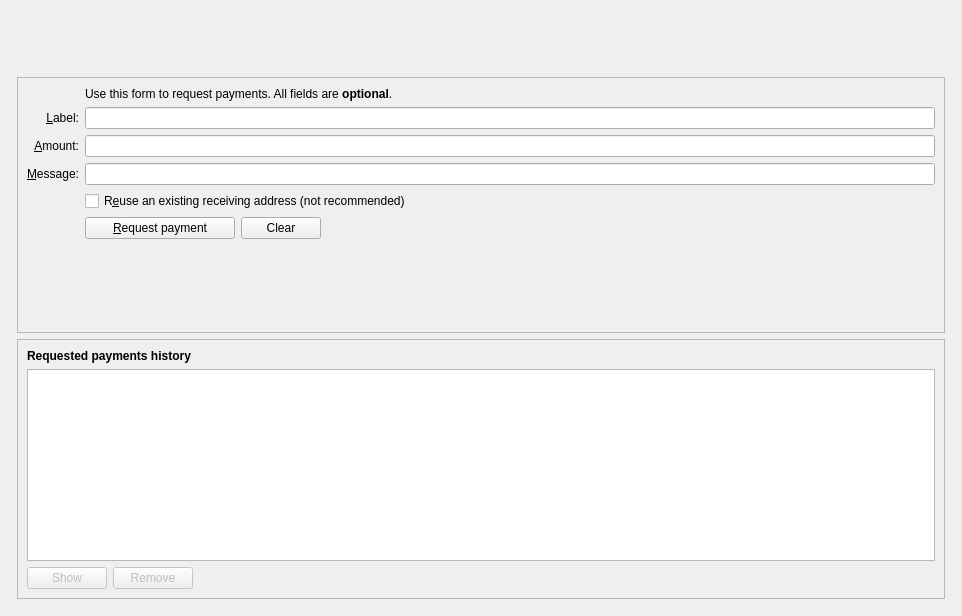
First picture: the form in src/qt/forms/receivecoinsdialog.ui, repository Byronteam/Byron, before the edit.
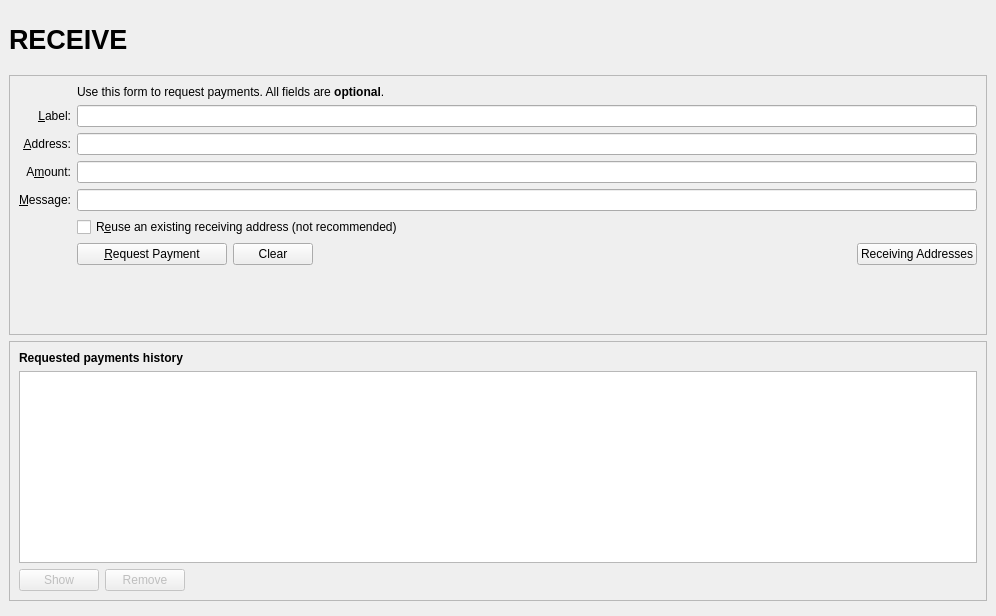
Second picture: the form after the edit. Icons and pictures are not drawn. Custom widgets are drawn as their Qt base class.

What changed in the file:
```diff
--- a/src/qt/forms/receivecoinsdialog.ui
+++ b/src/qt/forms/receivecoinsdialog.ui
@@ -6,12 +6,25 @@
    <rect>
     <x>0</x>
     <y>0</y>
-    <width>962</width>
+    <width>996</width>
     <height>616</height>
    </rect>
   </property>
   <layout class="QVBoxLayout" name="verticalLayout" stretch="0">
+   <property name="leftMargin">
+    <number>0</number>
+   </property>
+   <property name="topMargin">
+    <number>0</number>
+   </property>
+   <property name="rightMargin">
+    <number>0</number>
+   </property>
+   <property name="bottomMargin">
+    <number>0</number>
+   </property>
    <item>
+    <widget class="QFrame" name="frame_BG">
     <layout class="QVBoxLayout" name="verticalLayout_Master" stretch="0,1">
      <property name="spacing">
       <number>0</number>
@@ -32,7 +45,33 @@
          <number>0</number>
         </property>
         <item>
-         <layout class="QHBoxLayout" name="horizontalLayout_Header" stretch="1,0">
+          <layout class="QHBoxLayout" name="horizontalLayout_Header" stretch="1,0,1">
+           <item>
+            <widget class="QLabel" name="labelOverviewHeaderLeft">
+             <property name="minimumSize">
+              <size>
+               <width>464</width>
+               <height>60</height>
+              </size>
+             </property>
+             <property name="maximumSize">
+              <size>
+               <width>16777215</width>
+               <height>60</height>
+              </size>
+             </property>
+             <property name="font">
+              <font>
+               <pointsize>20</pointsize>
+               <weight>75</weight>
+               <bold>true</bold>
+              </font>
+             </property>
+             <property name="text">
+              <string>RECEIVE</string>
+             </property>
+            </widget>
+           </item>
           <item>
            <spacer name="horizontalSpacer_3">
             <property name="orientation">
@@ -79,16 +118,16 @@
       </widget>
      </item>
      <item>
-      <widget class="QFrame" name="frame_BG">
+       <widget class="QFrame" name="frame_BG_Content">
        <layout class="QVBoxLayout" name="verticalLayout_5">
         <property name="leftMargin">
-         <number>6</number>
+          <number>0</number>
         </property>
         <property name="topMargin">
          <number>6</number>
         </property>
         <property name="rightMargin">
-         <number>6</number>
+          <number>0</number>
         </property>
         <property name="bottomMargin">
          <number>6</number>
@@ -110,53 +149,6 @@
           <layout class="QVBoxLayout" name="verticalLayout_3">
            <item>
             <layout class="QGridLayout" name="gridLayout">
-             <item row="7" column="2">
-              <widget class="QCheckBox" name="reuseAddress">
-               <property name="toolTip">
-                <string>Reuse one of the previously used receiving addresses.&lt;br&gt;Reusing addresses has security and privacy issues.&lt;br&gt;Do not use this unless re-generating a payment request made before.</string>
-               </property>
-               <property name="text">
-                <string>R&amp;euse an existing receiving address (not recommended)</string>
-               </property>
-              </widget>
-             </item>
-             <item row="7" column="0">
-              <widget class="QLabel" name="label_4">
-               <property name="text">
-                <string/>
-               </property>
-              </widget>
-             </item>
-             <item row="6" column="0">
-              <widget class="QLabel" name="label_3">
-               <property name="toolTip">
-                <string>An optional message to attach to the payment request, which will be displayed when the request is opened. Note: The message will not be sent with the payment over the Byron network.</string>
-               </property>
-               <property name="text">
-                <string>&amp;Message:</string>
-               </property>
-               <property name="alignment">
-                <set>Qt::AlignRight|Qt::AlignTrailing|Qt::AlignVCenter</set>
-               </property>
-               <property name="buddy">
-                <cstring>reqMessage</cstring>
-               </property>
-              </widget>
-             </item>
-             <item row="4" column="2">
-              <widget class="QLineEdit" name="reqLabel">
-               <property name="toolTip">
-                <string>An optional label to associate with the new receiving address.</string>
-               </property>
-              </widget>
-             </item>
-             <item row="6" column="2">
-              <widget class="QLineEdit" name="reqMessage">
-               <property name="toolTip">
-                <string>An optional message to attach to the payment request, which will be displayed when the request is opened.&lt;br&gt;Note: The message will not be sent with the payment over the Byron network.</string>
-               </property>
-              </widget>
-             </item>
              <item row="2" column="2">
               <widget class="QLabel" name="label_5">
                <property name="text">
@@ -180,13 +172,52 @@
                </property>
               </widget>
              </item>
+              <item row="4" column="2">
+               <widget class="QLineEdit" name="reqLabel">
+                <property name="toolTip">
+                 <string>An optional label to associate with the new receiving address.</string>
+                </property>
+               </widget>
+              </item>
              <item row="5" column="0">
+               <widget class="QLabel" name="label_1">
+                <property name="toolTip">
+                 <string>Your receiving address. You can copy and use it to receive coins on this wallet. A new one will be generated once it is used.</string>
+                </property>
+                <property name="text">
+                 <string>&amp;Address:</string>
+                </property>
+                <property name="alignment">
+                 <set>Qt::AlignRight|Qt::AlignTrailing|Qt::AlignVCenter</set>
+                </property>
+                <property name="buddy">
+                 <cstring>reqAddress</cstring>
+                </property>
+               </widget>
+              </item>
+              <item row="5" column="2">
+               <widget class="QLineEdit" name="reqAddress">
+                <property name="minimumSize">
+                 <size>
+                  <width>80</width>
+                  <height>0</height>
+                 </size>
+                </property>
+                <property name="toolTip">
+                 <string>Your receiving address. You can copy and use it to receive coins on this wallet. A new one will be generated once it is used.</string>
+                </property>
+                <property name="readOnly">
+                 <bool>true</bool>
+                </property>
+               </widget>
+              </item>
+              <item row="6" column="0">
               <widget class="QLabel" name="label">
                <property name="toolTip">
                 <string>An optional amount to request. Leave this empty or zero to not request a specific amount.</string>
                </property>
                <property name="text">
-                <string>&amp;Amount:</string>
+                 <string>A&amp;mount:</string>
                </property>
                <property name="alignment">
                 <set>Qt::AlignRight|Qt::AlignTrailing|Qt::AlignVCenter</set>
@@ -196,7 +227,7 @@
                </property>
               </widget>
              </item>
-             <item row="5" column="2">
+              <item row="6" column="2">
               <widget class="BitcoinAmountField" name="reqAmount">
                <property name="minimumSize">
                 <size>
@@ -209,14 +240,54 @@
                </property>
               </widget>
              </item>
+              <item row="7" column="0">
+               <widget class="QLabel" name="label_3">
+                <property name="toolTip">
+                 <string>An optional message to attach to the payment request, which will be displayed when the request is opened. Note: The message will not be sent with the payment over the BYRON network.</string>
+                </property>
+                <property name="text">
+                 <string>&amp;Message:</string>
+                </property>
+                <property name="alignment">
+                 <set>Qt::AlignRight|Qt::AlignTrailing|Qt::AlignVCenter</set>
+                </property>
+                <property name="buddy">
+                 <cstring>reqMessage</cstring>
+                </property>
+               </widget>
+              </item>
+              <item row="7" column="2">
+               <widget class="QLineEdit" name="reqMessage">
+                <property name="toolTip">
+                 <string>An optional message to attach to the payment request, which will be displayed when the request is opened.&lt;br&gt;Note: The message will not be sent with the payment over the BYRON network.</string>
+                </property>
+               </widget>
+              </item>
              <item row="8" column="0">
-              <widget class="QLabel" name="label_7">
+               <widget class="QLabel" name="label_4">
                <property name="text">
                 <string/>
                </property>
               </widget>
              </item>
              <item row="8" column="2">
+               <widget class="QCheckBox" name="reuseAddress">
+                <property name="toolTip">
+                 <string>Reuse one of the previously used receiving addresses.&lt;br&gt;Reusing addresses has security and privacy issues.&lt;br&gt;Do not use this unless re-generating a payment request made before.</string>
+                </property>
+                <property name="text">
+                 <string>R&amp;euse an existing receiving address (not recommended)</string>
+                </property>
+               </widget>
+              </item>
+              <item row="9" column="0">
+               <widget class="QLabel" name="label_7">
+                <property name="text">
+                 <string/>
+                </property>
+               </widget>
+              </item>
+              <item row="9" column="2">
               <layout class="QHBoxLayout" name="horizontalLayout">
                <item>
                 <widget class="QPushButton" name="receiveButton">
@@ -227,7 +298,7 @@
                   </size>
                  </property>
                  <property name="text">
-                  <string>&amp;Request payment</string>
+                   <string>&amp;Request Payment</string>
                  </property>
                  <property name="icon">
                   <iconset resource="../byron.qrc">
@@ -271,9 +342,23 @@
                  </property>
                 </spacer>
                </item>
-              </layout>
-             </item>
-             <item row="9" column="2">
+                <item>
+                 <widget class="QPushButton" name="receivingAddressesButton">
+                  <property name="text">
+                   <string>Receiving Addresses</string>
+                  </property>
+                  <property name="icon">
+                   <iconset resource="../byron.qrc">
+                    <normaloff>:/icons/address-book</normaloff>:/icons/address-book</iconset>
+                  </property>
+                  <property name="autoDefault">
+                   <bool>false</bool>
+                  </property>
+                 </widget>
+                </item>
+               </layout>
+              </item>
+              <item row="10" column="2">
               <spacer name="verticalSpacer">
                <property name="orientation">
                 <enum>Qt::Vertical</enum>
@@ -433,6 +518,7 @@
       </widget>
      </item>
     </layout>
+    </widget>
    </item>
   </layout>
  </widget>
```
Left out of the diff: 1 changed line with no effect on the pictures. Lines whose indentation alone changed are shown as unchanged.
